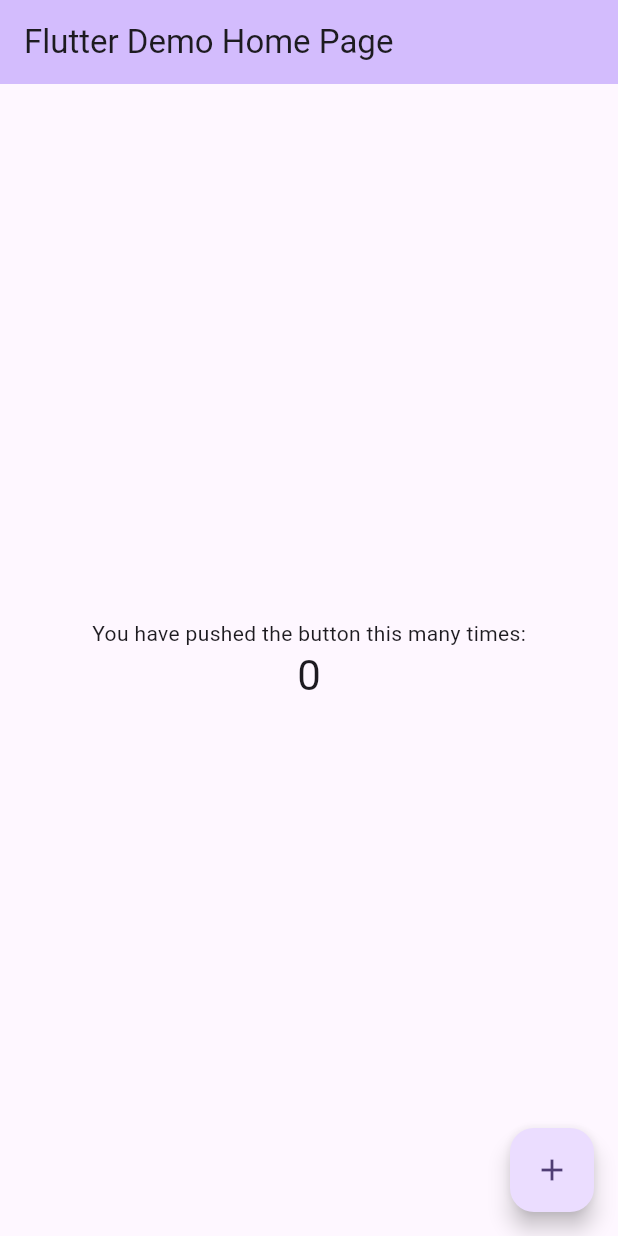
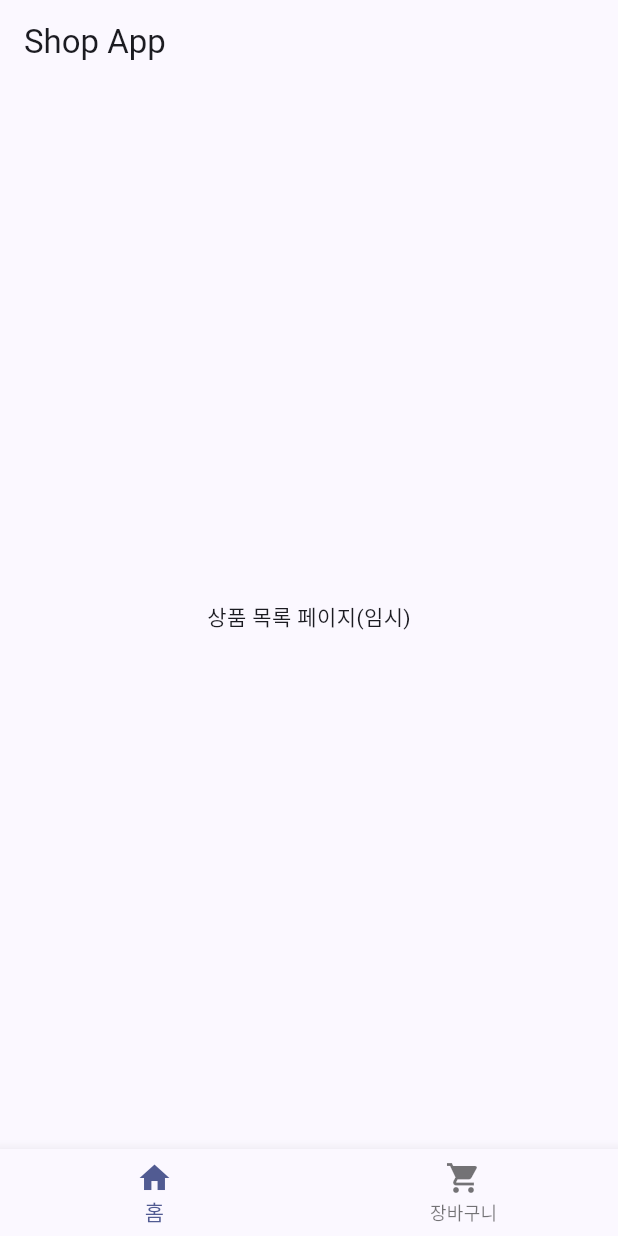
Before and after one commit to uiiuodo/flutter_application_flutterstart1, a Flutter app: the screen it shows after launch, on a phone screen of 412 x 824 dp. Run offline on Flutter 3.47's test engine with Material 3 defaults, Android fonts, the phone set to English and light mode, and no system bars.

Commit message:
쇼핑몰 스타트

```diff
--- a/lib/main.dart
+++ b/lib/main.dart
@@ -1,4 +1,5 @@
 import 'package:flutter/material.dart';
+import 'ui/app_shell.dart';
 
 void main() {
   runApp(const MyApp());
@@ -7,116 +8,15 @@ void main() {
 class MyApp extends StatelessWidget {
   const MyApp({super.key});
 
-  // This widget is the root of your application.
   @override
   Widget build(BuildContext context) {
     return MaterialApp(
-      title: 'Flutter Demo',
+      title: 'Shop App',
       theme: ThemeData(
-        // This is the theme of your application.
-        //
-        // TRY THIS: Try running your application with "flutter run". You'll see
-        // the application has a purple toolbar. Then, without quitting the app,
-        // try changing the seedColor in the colorScheme below to Colors.green
-        // and then invoke "hot reload" (save your changes or press the "hot
-        // reload" button in a Flutter-supported IDE, or press "r" if you used
-        // the command line to start the app).
-        //
-        // Notice that the counter didn't reset back to zero; the application
-        // state is not lost during the reload. To reset the state, use hot
-        // restart instead.
-        //
-        // This works for code too, not just values: Most code changes can be
-        // tested with just a hot reload.
-        colorScheme: ColorScheme.fromSeed(seedColor: Colors.deepPurple),
+        useMaterial3: true,
+        colorScheme: ColorScheme.fromSeed(seedColor: Colors.indigo),
       ),
-      home: const MyHomePage(title: 'Flutter Demo Home Page'),
+      home: const AppShell(),
     );
   }
 }
-
-class MyHomePage extends StatefulWidget {
-  const MyHomePage({super.key, required this.title});
-
-  // This widget is the home page of your application. It is stateful, meaning
-  // that it has a State object (defined below) that contains fields that affect
-  // how it looks.
-
-  // This class is the configuration for the state. It holds the values (in this
-  // case the title) provided by the parent (in this case the App widget) and
-  // used by the build method of the State. Fields in a Widget subclass are
-  // always marked "final".
-
-  final String title;
-
-  @override
-  State<MyHomePage> createState() => _MyHomePageState();
-}
-
-class _MyHomePageState extends State<MyHomePage> {
-  int _counter = 0;
-
-  void _incrementCounter() {
-    setState(() {
-      // This call to setState tells the Flutter framework that something has
-      // changed in this State, which causes it to rerun the build method below
-      // so that the display can reflect the updated values. If we changed
-      // _counter without calling setState(), then the build method would not be
-      // called again, and so nothing would appear to happen.
-      _counter++;
-    });
-  }
-
-  @override
-  Widget build(BuildContext context) {
-    // This method is rerun every time setState is called, for instance as done
-    // by the _incrementCounter method above.
-    //
-    // The Flutter framework has been optimized to make rerunning build methods
-    // fast, so that you can just rebuild anything that needs updating rather
-    // than having to individually change instances of widgets.
-    return Scaffold(
-      appBar: AppBar(
-        // TRY THIS: Try changing the color here to a specific color (to
-        // Colors.amber, perhaps?) and trigger a hot reload to see the AppBar
-        // change color while the other colors stay the same.
-        backgroundColor: Theme.of(context).colorScheme.inversePrimary,
-        // Here we take the value from the MyHomePage object that was created by
-        // the App.build method, and use it to set our appbar title.
-        title: Text(widget.title),
-      ),
-      body: Center(
-        // Center is a layout widget. It takes a single child and positions it
-        // in the middle of the parent.
-        child: Column(
-          // Column is also a layout widget. It takes a list of children and
-          // arranges them vertically. By default, it sizes itself to fit its
-          // children horizontally, and tries to be as tall as its parent.
-          //
-          // Column has various properties to control how it sizes itself and
-          // how it positions its children. Here we use mainAxisAlignment to
-          // center the children vertically; the main axis here is the vertical
-          // axis because Columns are vertical (the cross axis would be
-          // horizontal).
-          //
-          // TRY THIS: Invoke "debug painting" (choose the "Toggle Debug Paint"
-          // action in the IDE, or press "p" in the console), to see the
-          // wireframe for each widget.
-          mainAxisAlignment: MainAxisAlignment.center,
-          children: <Widget>[
-            const Text('You have pushed the button this many times:'),
-            Text(
-              '$_counter',
-              style: Theme.of(context).textTheme.headlineMedium,
-            ),
-          ],
-        ),
-      ),
-      floatingActionButton: FloatingActionButton(
-        onPressed: _incrementCounter,
-        tooltip: 'Increment',
-        child: const Icon(Icons.add),
-      ), // This trailing comma makes auto-formatting nicer for build methods.
-    );
-  }
-}
--- /dev/null
+++ b/lib/ui/app_shell.dart
@@ -0,0 +1,34 @@
+// lib/ui/app_shell.dart
+import 'package:flutter/material.dart';
+
+class AppShell extends StatefulWidget {
+  const AppShell({super.key});
+
+  @override
+  State<AppShell> createState() => _AppShellState();
+}
+
+class _AppShellState extends State<AppShell> {
+  int _index = 0;
+
+  final _pages = const [
+    Center(child: Text('상품 목록 페이지(임시)')),
+    Center(child: Text('장바구니 페이지(임시)')),
+  ];
+
+  @override
+  Widget build(BuildContext context) {
+    return Scaffold(
+      appBar: AppBar(title: const Text('Shop App')),
+      body: _pages[_index],
+      bottomNavigationBar: BottomNavigationBar( // 👈 const 제거!
+        currentIndex: _index,
+        onTap: (i) => setState(() => _index = i),
+        items: const [
+          BottomNavigationBarItem(icon: Icon(Icons.home), label: '홈'),
+          BottomNavigationBarItem(icon: Icon(Icons.shopping_cart), label: '장바구니'),
+        ],
+      ),
+    );
+  }
+}
```
